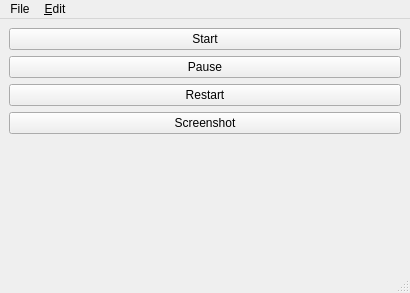
First picture: the form in mainwindow.ui, repository mborgerson/xqemu-manager, before the edit.
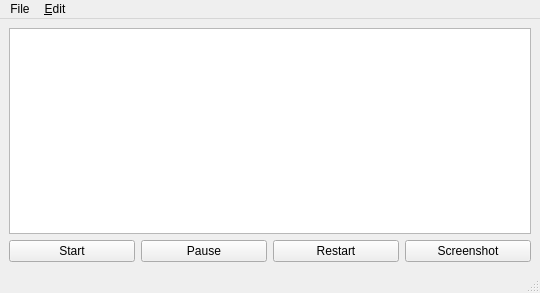
Second picture: the form after the edit.

Commit message:
Game library
Adds game library like feature to the GUI.
File format detection per title based on magic numbers instead of file extension.
Caches file format results.

The edit to the form file:
```diff
--- a/mainwindow.ui
+++ b/mainwindow.ui
@@ -6,7 +6,7 @@
    <rect>
     <x>0</x>
     <y>0</y>
-    <width>410</width>
+    <width>540</width>
     <height>293</height>
    </rect>
   </property>
@@ -16,6 +16,20 @@
   <widget class="QWidget" name="centralwidget">
    <layout class="QVBoxLayout" name="verticalLayout">
     <item>
+     <widget class="QTableWidget" name="tableGames">
+      <property name="geometry">
+       <rect>
+        <x>25</x>
+        <y>5</y>
+        <width>531</width>
+        <height>288</height>
+       </rect>
+      </property>
+     </widget>
+    </item>
+    <item>
+     <layout class="QHBoxLayout" name="horizontalLayout">
+      <item>
      <widget class="QPushButton" name="runButton">
       <property name="text">
        <string>Start</string>
@@ -43,18 +57,7 @@
       </property>
      </widget>
     </item>
-    <item>
-     <spacer name="verticalSpacer">
-      <property name="orientation">
-       <enum>Qt::Vertical</enum>
-      </property>
-      <property name="sizeHint" stdset="0">
-       <size>
-        <width>20</width>
-        <height>40</height>
-       </size>
-      </property>
-     </spacer>
+     </layout>
     </item>
    </layout>
   </widget>
@@ -64,7 +67,7 @@
     <rect>
      <x>0</x>
      <y>0</y>
-     <width>410</width>
+     <width>540</width>
      <height>22</height>
     </rect>
    </property>
```
Left out of the diff: 6 changed lines with no effect on the pictures. Lines whose indentation alone changed are shown as unchanged. The commit also changes 3 other files.
